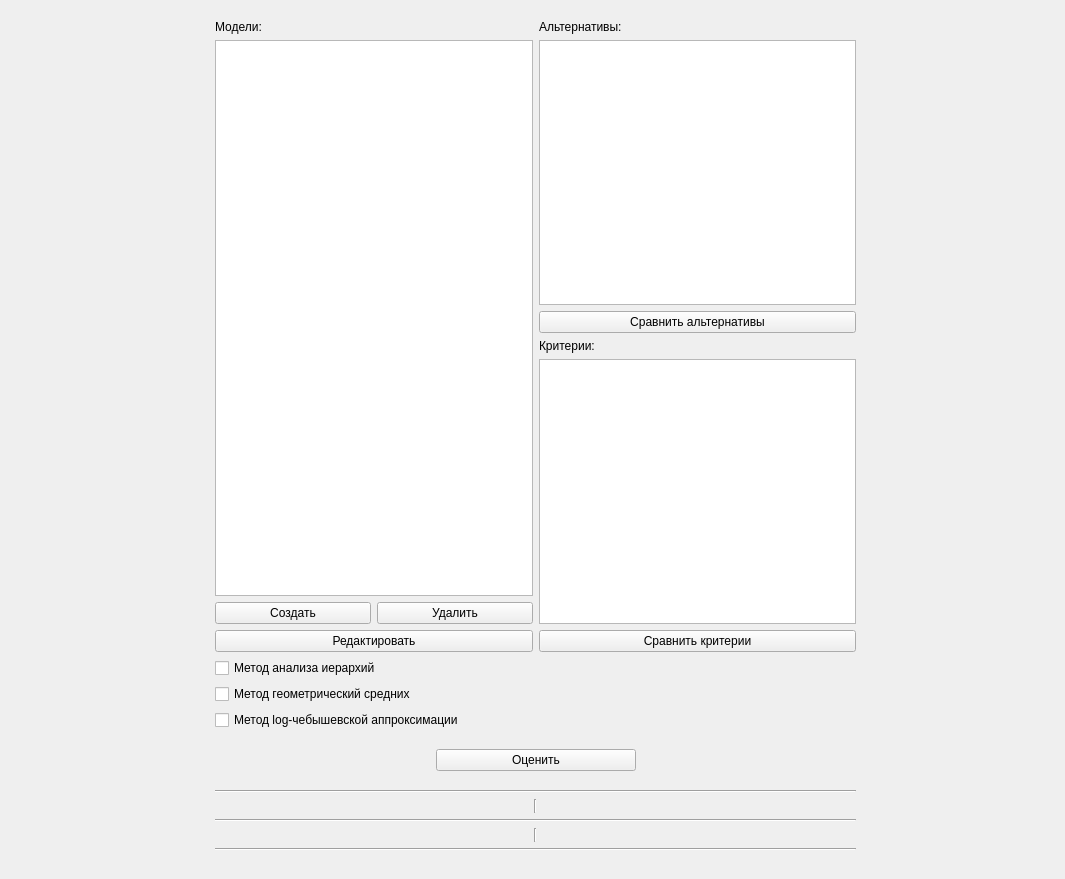
Above: trunk/core/src/ui/StartMenu.ui from braubergiag/decision-models before the change. Below: the same form after it.
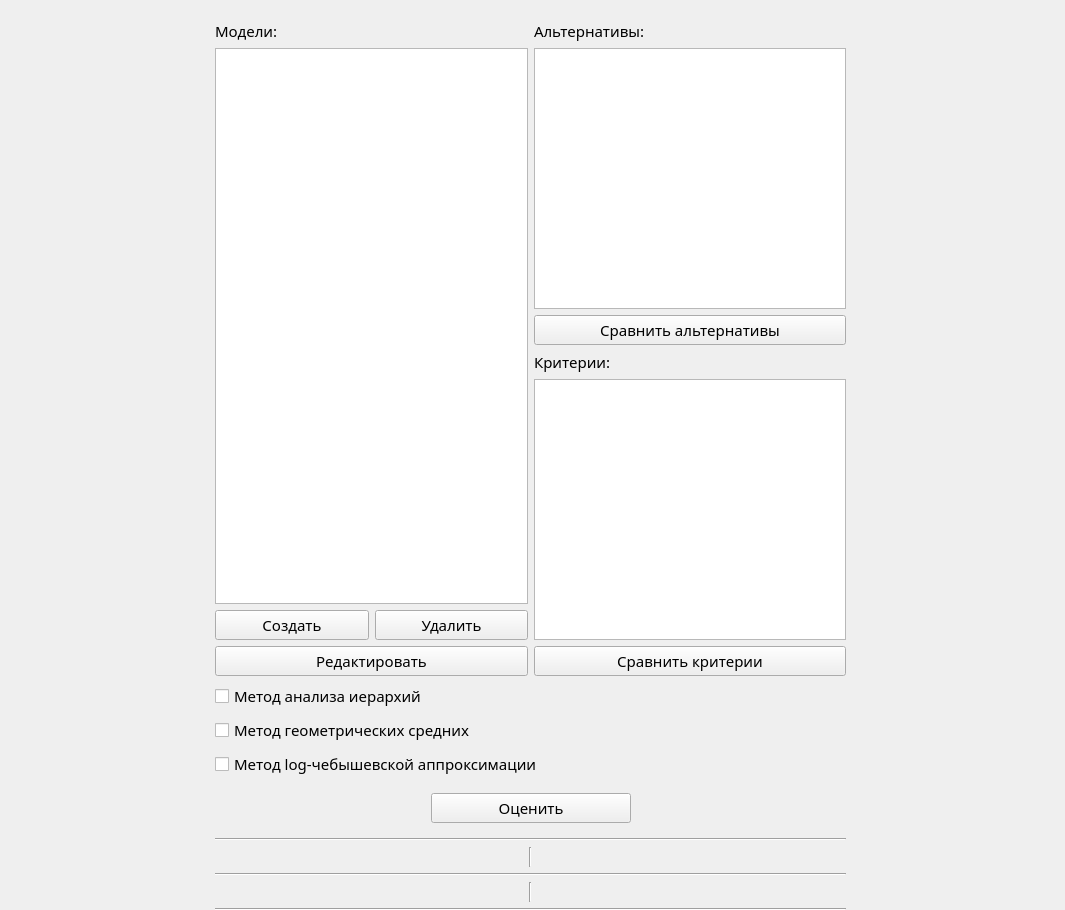
That is the form after the change.

The edit to the form file:
```diff
--- a/trunk/core/src/ui/StartMenu.ui
+++ b/trunk/core/src/ui/StartMenu.ui
@@ -7,7 +7,7 @@
     <x>0</x>
     <y>0</y>
     <width>1065</width>
-    <height>879</height>
+    <height>910</height>
    </rect>
   </property>
   <property name="maximumSize">
@@ -16,6 +16,12 @@
     <height>1000</height>
    </size>
   </property>
+  <property name="font">
+   <font>
+    <family>JetBrains Mono</family>
+    <pointsize>11</pointsize>
+   </font>
+  </property>
   <property name="windowTitle">
    <string>Модели принятия решений</string>
   </property>
@@ -24,8 +30,8 @@
     <rect>
      <x>215</x>
      <y>20</y>
-     <width>641</width>
-     <height>831</height>
+     <width>631</width>
+     <height>891</height>
     </rect>
    </property>
    <layout class="QVBoxLayout" name="verticalLayout_5">
@@ -124,7 +130,7 @@
         <item>
          <widget class="QCheckBox" name="gmCheckBox">
           <property name="text">
-           <string>Метод геометрический средних</string>
+           <string>Метод геометрических средних</string>
           </property>
          </widget>
         </item>
```
